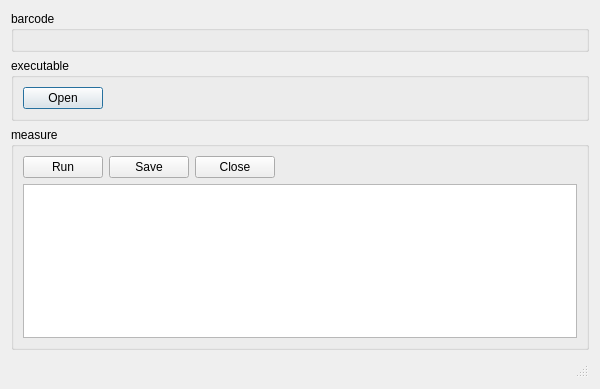
Above: src/dialogs/runnabledialog.ui from inglis-dl/cypress before the change. Below: the same form after it.
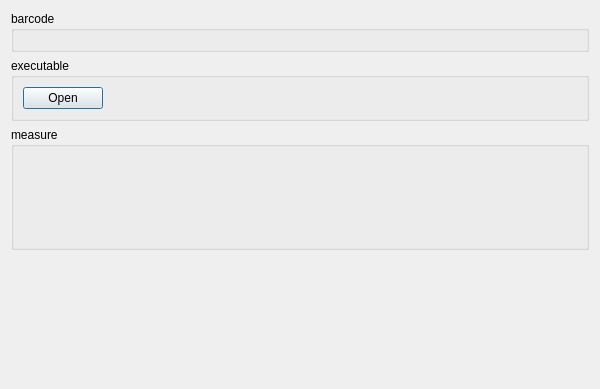
That is the form after the change. Custom widgets are drawn as their Qt base class.

The edit to the form file:
```diff
--- a/src/dialogs/runnabledialog.ui
+++ b/src/dialogs/runnabledialog.ui
@@ -80,51 +80,17 @@
      </property>
      <layout class="QVBoxLayout" name="verticalLayout">
       <item>
-       <layout class="QHBoxLayout" name="horizontalLayout_3">
-        <item>
-         <widget class="QPushButton" name="measureButton">
-          <property name="text">
-           <string>Run</string>
-          </property>
-         </widget>
-        </item>
-        <item>
-         <widget class="QPushButton" name="saveButton">
-          <property name="text">
-           <string>Save</string>
-          </property>
-         </widget>
-        </item>
-        <item>
-         <widget class="QPushButton" name="closeButton">
-          <property name="text">
-           <string>Close</string>
-          </property>
-         </widget>
-        </item>
-        <item>
-         <spacer name="horizontalSpacer_3">
-          <property name="orientation">
-           <enum>Qt::Horizontal</enum>
-          </property>
-          <property name="sizeHint" stdset="0">
-           <size>
-            <width>40</width>
-            <height>20</height>
-           </size>
-          </property>
-         </spacer>
-        </item>
-       </layout>
-      </item>
-      <item>
-       <widget class="QTableView" name="testdataTableView"/>
+       <widget class="MeasureWidget" name="measureWidget" native="true"/>
       </item>
      </layout>
     </widget>
    </item>
    <item>
-    <widget class="QStatusBar" name="statusBar"/>
+    <widget class="QStatusBar" name="statusBar">
+     <property name="sizeGripEnabled">
+      <bool>false</bool>
+     </property>
+    </widget>
    </item>
   </layout>
  </widget>
@@ -135,6 +101,12 @@
    <header>widgets/BarcodeWidget.h</header>
    <container>1</container>
   </customwidget>
+  <customwidget>
+   <class>MeasureWidget</class>
+   <extends>QWidget</extends>
+   <header>widgets/MeasureWidget.h</header>
+   <container>1</container>
+  </customwidget>
  </customwidgets>
  <includes>
   <include location="local">widgets/BarcodeWidget.h</include>
```
Left out of the diff: 1 changed line with no effect on the pictures.
